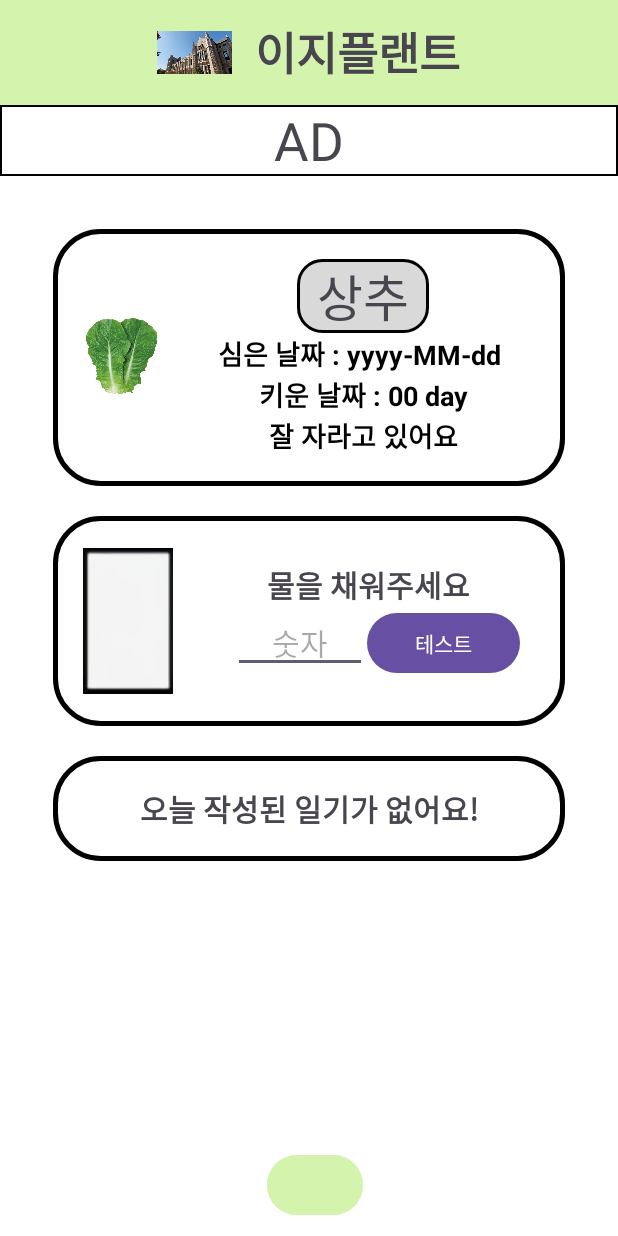
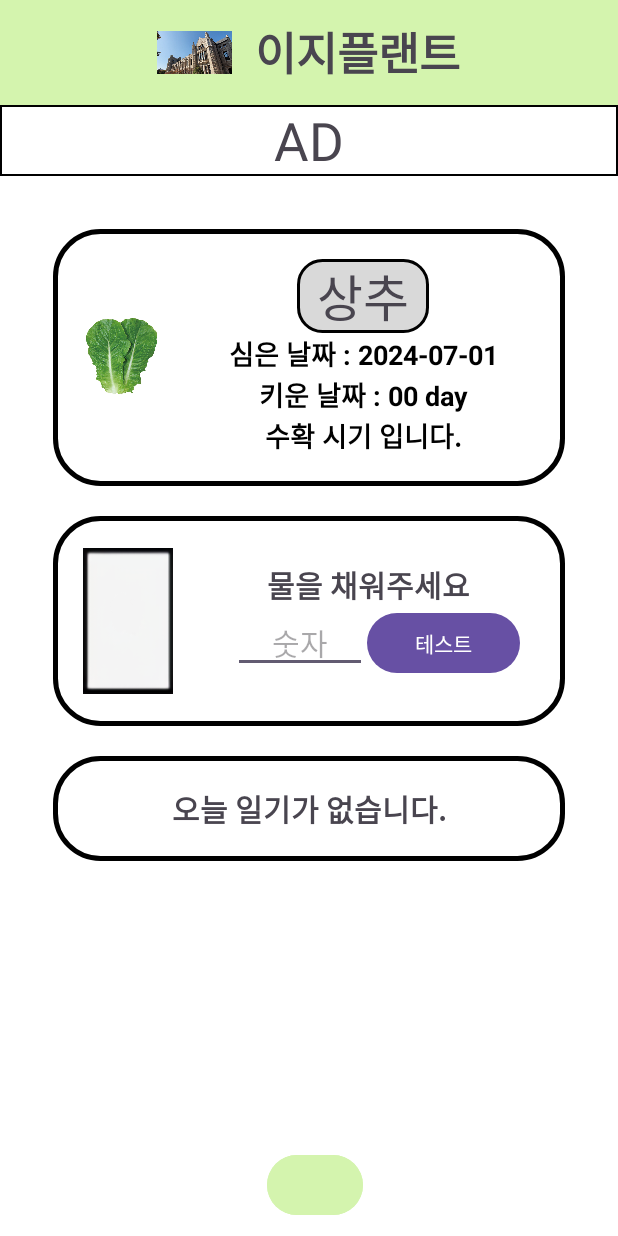
Before and after one commit to UC-ICT/Capstone, an Android app: the screen it shows after launch (MainActivity), after a tap on "테스트", on a phone screen of 412 x 824 dp. Run offline under Robolectric (Android 15) with nearby library versions, the phone set to English and light mode, and no system bars; 2 statements that could not run were skipped.

Commit message:
Update MainActivity.java
일기 작성 여부 추가, 키운날짜, 식물  상태완료

```diff
--- a/2024 Capstone/Easy_Plant(Dev)/SW/app/src/main/java/kr/ac/uc/home/MainActivity.java
+++ b/2024 Capstone/Easy_Plant(Dev)/SW/app/src/main/java/kr/ac/uc/home/MainActivity.java
@@ -19,11 +19,30 @@ import androidx.core.view.ViewCompat;
 import androidx.core.view.WindowCompat;
 import androidx.core.view.WindowInsetsCompat;
 
+import java.io.File;
+import java.util.Calendar;
+
+import java.text.SimpleDateFormat;
+import java.util.Date;
+
+import java.time.LocalDate;
+import java.time.temporal.ChronoUnit;
+
 import org.w3c.dom.Text;
+
+import java.io.File;
 
 public class MainActivity extends AppCompatActivity {
     final static String[] header = {"이지플랜트", "식물 설정", "조명 설정", "일기장"};
     final static String[] menu = {"홈", "식물 설정", "조명 설정", "일기장"};
+
+
+    long readDay = System.currentTimeMillis();//현재시간
+    Date date = new Date(readDay);//현재시간 data지정
+    SimpleDateFormat sdf = new SimpleDateFormat("yyyy-MM-dd");//날짜 포맷 지정
+    String getTime = sdf.format(date);//날짜 포맷 지정
+
+    int waterLevel = 0; //물수위 변수
 
 
     final int[] arrwaterlevel = {
@@ -32,7 +51,7 @@ public class MainActivity extends AppCompatActivity {
     };
 
     ImageView ivPlant, ivwaterLevel;
-            TextView tvPlantedPlantName, tvPlantedDay, tvgrownDay, tvCondition, tvwaterLevelLabel;
+    TextView tvPlantedPlantName, tvPlantedDay, tvgrowDay, tvCondition, tvwaterLevelLabel, tvdiary;
     EditText etWaterLevelInput;
     Button btnWaterLeveltest;
 
@@ -54,6 +73,16 @@ public class MainActivity extends AppCompatActivity {
         etWaterLevelInput = findViewById(R.id.etWaterLevelInput); // 물 수위 텍스트 입력
         btnWaterLeveltest = findViewById(R.id.btnWaterLeveltest); // 물수위 테스트 버튼
 
+        ivPlant = findViewById(R.id.ivPlant); // 심은 식물 이미지
+        tvPlantedPlantName = findViewById(R.id.tvPlantedPlantName); // 심은 식물 이름
+        tvPlantedDay = findViewById(R.id.tvPlantedDay); // 심은 날짜
+        tvgrowDay = findViewById(R.id.tvgrowDay); // 키운 날짜
+        tvCondition = findViewById(R.id.tvCondition); // 식물 상태
+
+        tvdiary = findViewById(R.id.tvdiary); // 일기장 작성 여부
+
+
+
         title.setText(header[0]);
         btnHome.setText(menu[0]);
         btnPlant.setText(menu[1]);
@@ -72,8 +101,22 @@ public class MainActivity extends AppCompatActivity {
         btnLight.setVisibility(View.GONE);
         btnDiary.setVisibility(View.GONE);
 
-                //물 수위 센서 테스트 버튼
-                btnWaterLeveltest.setOnClickListener(v -> waterlevelChange() );
+
+        //물 수위 센서
+        btnWaterLeveltest.setOnClickListener(new View.OnClickListener() {
+            @Override
+            public void onClick(View v) {
+                waterlevelChange();
+            }
+                                             });
+
+
+        //일기 작성 여부
+        checkTodayDiary();
+
+
+        //심은 일수 계산
+         growDay();
 
         // btnMenu 클릭 이벤트
         btnMenu.setOnClickListener(new View.OnClickListener() {
@@ -148,26 +191,28 @@ public class MainActivity extends AppCompatActivity {
         view.setVisibility(View.GONE);
     }
 
+
+
+
     private void waterlevelChange() {// 물수위 센서변화
         String waterLevelSensor = etWaterLevelInput.getText().toString();
-                int waterLevel = 0;
 
         try {
             // 문자열을 int로 변환
             waterLevel = Integer.parseInt(waterLevelSensor);
         } catch (NumberFormatException e) {
             // 입력된 문자열이 숫자가 아닐 경우 예외 처리
-                    e.printStackTrace();
+
             Toast.makeText(this, "유효한 숫자를 입력하세요.", Toast.LENGTH_SHORT).show();
         }
 
-                if (waterLevel == 0) {
+        if (waterLevel == 0 && waterLevel < 30) {
             tvwaterLevelLabel.setText("물을 채워주세요");
             ivwaterLevel.setImageResource(arrwaterlevel[3]);
-                } else if (waterLevel >= 30 && waterLevel <=60) {
+        } else if (waterLevel >= 30 && waterLevel <60) {
             tvwaterLevelLabel.setText("부족해요");
             ivwaterLevel.setImageResource(arrwaterlevel[2]);
-                } else if (waterLevel > 60 && waterLevel <100) {
+        } else if (waterLevel >= 60 && waterLevel <100) {
             tvwaterLevelLabel.setText("충분해요");
             ivwaterLevel.setImageResource(arrwaterlevel[1]);
         } else if (waterLevel >= 100) {
@@ -176,15 +221,46 @@ public class MainActivity extends AppCompatActivity {
         }
 
     }
+
+    public void checkTodayDiary() {// 오늘 일기 확인
+        Calendar calendar = Calendar.getInstance();
+        int year = calendar.get(Calendar.YEAR);
+        int month = calendar.get(Calendar.MONTH) + 1; // 0부터 시작하므로 1 더함
+        int dayOfMonth = calendar.get(Calendar.DAY_OF_MONTH);//날짜
+
+        String todayFileName = String.format("%d-%02d-%02d.txt", year, month, dayOfMonth); // 오늘 날짜 파일 이름 설정
+        File file = new File(getFilesDir(), todayFileName); // 파일 객체 생성
+
+        if (file.exists()) { // 파일이 존재하는지 확인
+            tvdiary.setVisibility(View.VISIBLE); // 텍스트뷰 표시
+            tvdiary.setText("오늘 일기가 있습니다."); // 일기가 있음을 표시
+        } else {
+            tvdiary.setVisibility(View.VISIBLE); // 텍스트뷰 표시
+            tvdiary.setText("오늘 일기가 없습니다."); // 일기가 없음을 표시
+        }
+    }
+
+    public void growDay() {
+        LocalDate startDate = LocalDate.of(2024,7,1);//임시로 식물 심은날짜 지정
+        LocalDate endDate = LocalDate.now();//현재 날짜
+
+        tvPlantedDay.setText("심은 날짜 : "+startDate);//심은 날짜
+
+        long daysBetween = ChronoUnit.DAYS.between(startDate, endDate);
+
+        tvgrowDay.setText("키운 날짜 : "+daysBetween+" day");
+
+
+        // 식물 상태
+        if (daysBetween > 10) {
+            tvCondition.setText("수확 시기 입니다.");
+        } else {
+            tvCondition.setText("잘 자라고 있어요.");
+        }
+
+        tvPlantedDay.setText("심은 날짜 : "+startDate);//심은 날짜
+
     }
 
 
-
-
-
-
-
-// menu 버튼을 누르면 기능 버튼들이 나오고
-// 사용자가 버튼 외의 화면을 눌렀을 때 or 기능 버튼 중 하나를 눌렀을 때
-// 버튼 초기화
-// 이 기능들 구현후 Intent 기능 구현
+}
```
Lines whose indentation alone changed are shown as unchanged.
